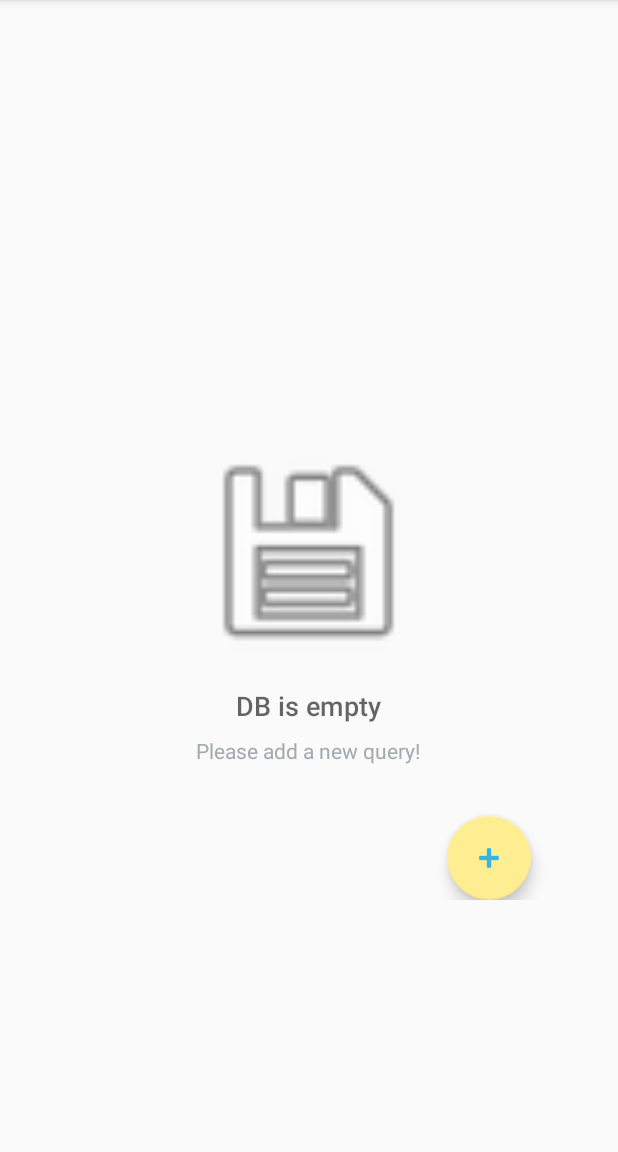
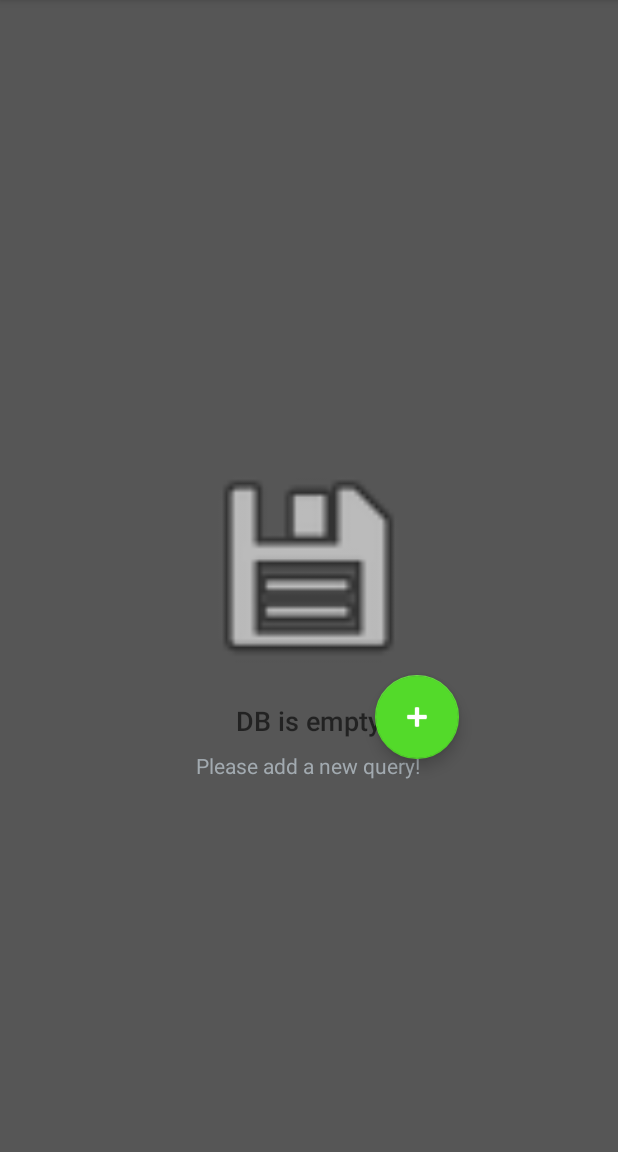
Before and after one commit to AidaDolea/CompanyApp, an Android app: the screen it shows after launch (EmployeeActivity), on a phone screen of 412 x 824 dp, the part 84-1236 px from its top. Run offline under Robolectric (Android 15) with nearby library versions, the phone set to English and light mode, and no system bars.

Commit message:
Update activity_main.xml

```diff
--- a/app/src/main/res/layout/activity_main.xml
+++ b/app/src/main/res/layout/activity_main.xml
@@ -4,6 +4,7 @@
     xmlns:tools="http://schemas.android.com/tools"
     android:layout_width="match_parent"
     android:layout_height="match_parent"
+    android:background="@color/colorLabel"
     tools:context=".EmployeeActivity">
     <ListView
         android:id="@+id/list"
@@ -21,7 +22,7 @@
             android:layout_height="150dp"
             android:layout_alignParentTop="true"
             android:layout_centerHorizontal="true"
-            android:layout_marginTop="124dp"
+            android:layout_marginTop="54dp"
             android:contentDescription="@string/empty_database_image"
             app:srcCompat="@android:drawable/ic_menu_save" />
         <TextView
@@ -46,17 +47,15 @@
             android:textAppearance="?android:textAppearanceSmall"
             android:textColor="#A2AAB0" />
 
-        <android.support.design.widget.FloatingActionButton
-            android:id="@+id/fab"
-            android:layout_width="wrap_content"
-            android:layout_height="wrap_content"
-            android:layout_alignParentEnd="true"
-            android:layout_below="@+id/empty_subtitle_text"
-            android:layout_marginEnd="58dp"
-            android:layout_marginTop="34dp"
-            android:tint="@android:color/holo_blue_light"
-            app:backgroundTint="@color/edit_background"
-            app:srcCompat="@android:drawable/ic_input_add" />
+    </RelativeLayout>
 
-    </RelativeLayout>
+    <android.support.design.widget.FloatingActionButton
+        android:id="@+id/fab"
+        android:layout_width="80dp"
+        android:layout_height="80dp"
+        android:layout_marginLeft="250dp"
+        android:layout_marginTop="450dp"
+        android:tint="@color/colorPrimaryDark"
+        app:backgroundTint="@color/colorPrimary"
+        app:srcCompat="@android:drawable/ic_input_add" />
 </RelativeLayout>
```
